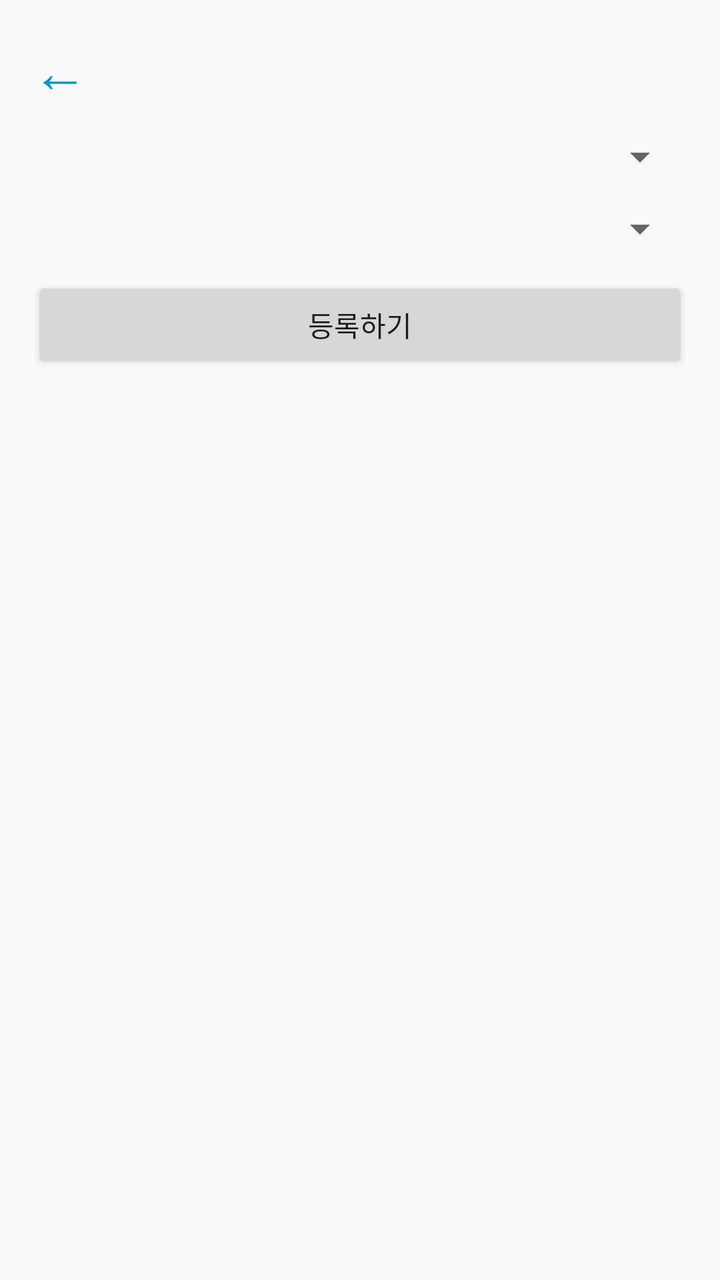
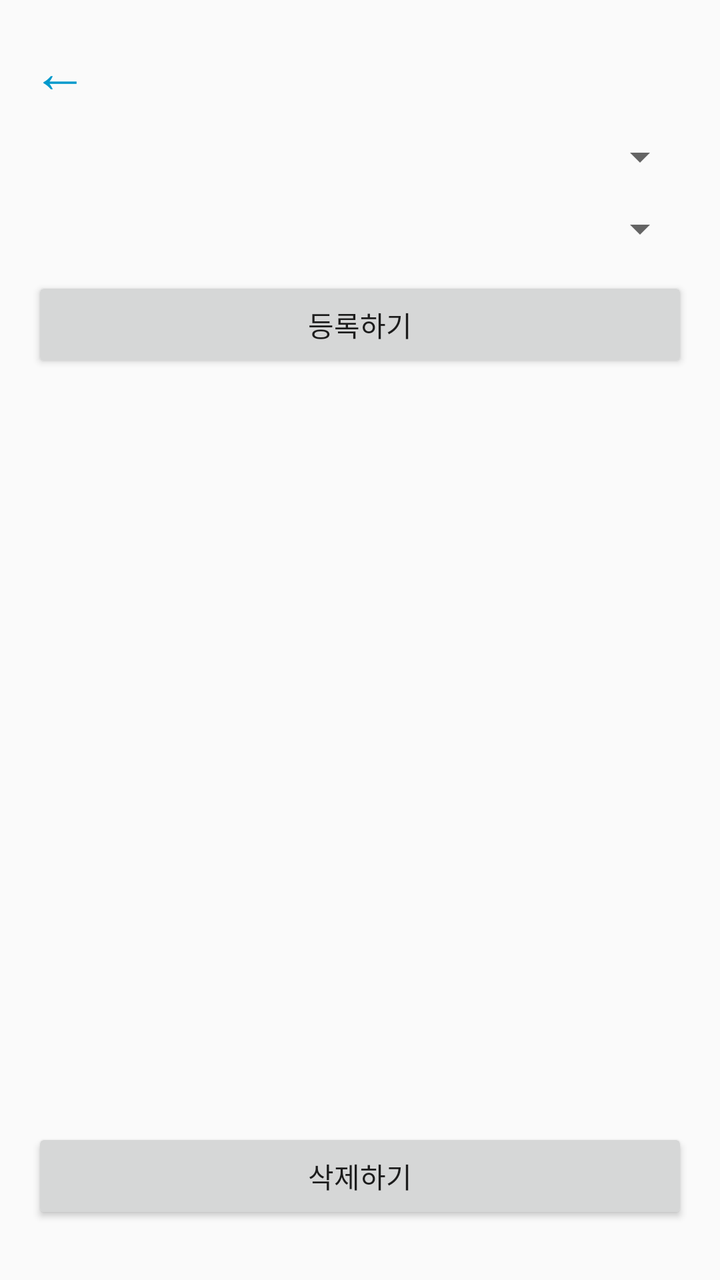

Before-and-after screenshots of an Android layout around one commit, followed by the original layout XML and the change that was made.
<!-- AndroidManifest.xml: application theme Theme.AppCompat.Light.NoActionBar -->
<!-- res/layout/activity_saved_cert_list.xml -->
<?xml version="1.0" encoding="utf-8"?>
<LinearLayout xmlns:android="http://schemas.android.com/apk/res/android"
    android:layout_width="match_parent"
    android:layout_height="match_parent"
    android:orientation="vertical"
    android:padding="16dp">

    <TextView
        android:id="@+id/backButton3"
        android:layout_width="wrap_content"
        android:layout_height="wrap_content"
        android:text="←"
        android:textSize="28sp"
        android:textColor="@android:color/holo_blue_dark"
        android:paddingBottom="12dp"/>

    <Spinner
        android:id="@+id/spinnerCategory"
        android:layout_width="match_parent"
        android:layout_height="wrap_content"
        android:layout_marginBottom="12dp" />

    <Spinner
        android:id="@+id/spinnerCert"
        android:layout_width="match_parent"
        android:layout_height="wrap_content"
        android:layout_marginBottom="12dp" />

    <Button
        android:id="@+id/btnAddCert"
        android:layout_width="match_parent"
        android:layout_height="wrap_content"
        android:text="등록하기"
        android:layout_marginBottom="12dp"/>

    <androidx.recyclerview.widget.RecyclerView
        android:id="@+id/recyclerSavedCerts"
        android:layout_width="match_parent"
        android:layout_height="0dp"
        android:layout_weight="1"/>
</LinearLayout>
<!-- resources referenced by this layout -->
<resources>

</resources>

<!-- the commit's change to res/layout/activity_saved_cert_list.xml (unified diff, before → after) -->
@@ -38,4 +38,10 @@
         android:layout_width="match_parent"
         android:layout_height="0dp"
         android:layout_weight="1"/>
+    <Button
+        android:id="@+id/btndeleteCert"
+        android:layout_width="match_parent"
+        android:layout_height="wrap_content"
+        android:text="삭제하기"
+        android:layout_marginBottom="12dp"/>
 </LinearLayout>
